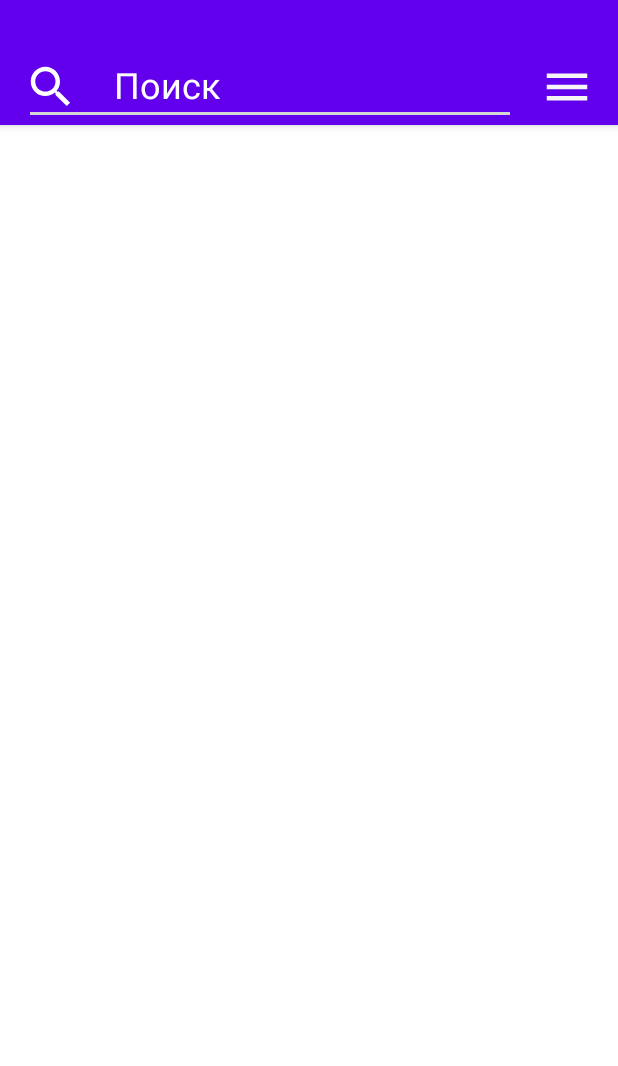
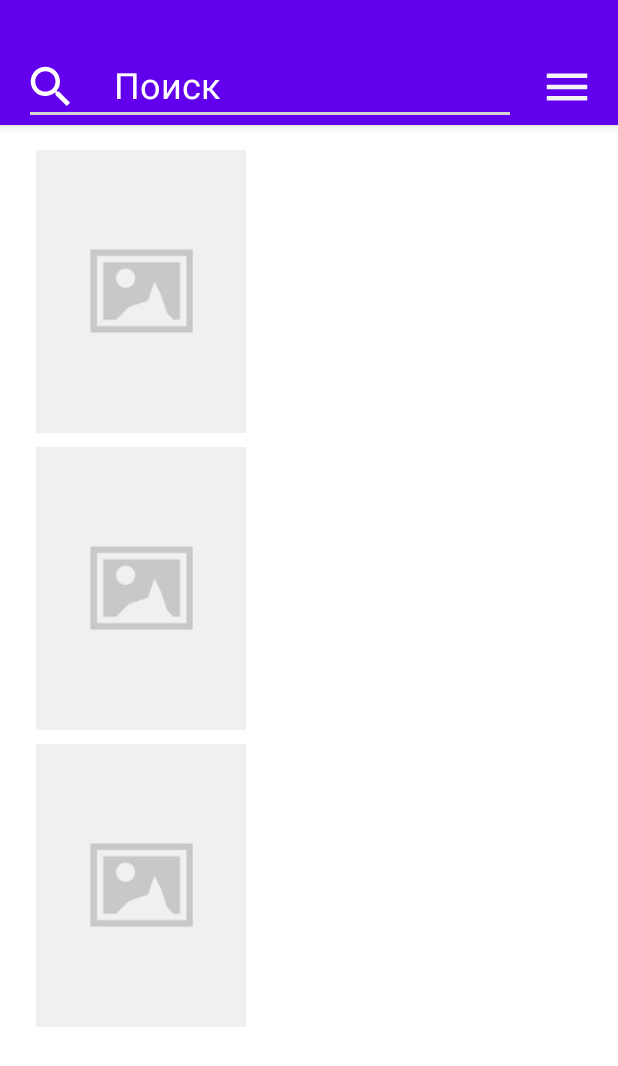
Before and after one commit to ToaMatatoa/googlebooks, an Android app: the layout fragment_books.xml on its own in the app's theme, with its tools: preview values and no code run, on a phone screen of 412 x 824 dp. Shown: the top 1066 px of the screen. Run offline under Robolectric (Android 15) with nearby library versions, the phone set to English and light mode, and no system bars.

Commit message:
Added Adapter.kt, img_placeholder.png, rv_item.xml, UseCase.kt, ViewModel.kt Changed build.gradle, DataModule.kt, fragment_books.xml, fragment_settings.xml, MainActivity.kt, Repository.kt, UIModule.kt

```diff
--- a/app/build.gradle
+++ b/app/build.gradle
@@ -71,4 +71,6 @@ dependencies {
     implementation("androidx.navigation:navigation-dynamic-features-fragment:2.3.5")
     androidTestImplementation("androidx.navigation:navigation-testing:2.3.5")
     implementation("androidx.navigation:navigation-compose:2.4.0-alpha04")
+    //glide
+    implementation 'com.github.bumptech.glide:glide:4.11.0'
 }
--- a/app/src/main/java/com/example/googlebooks/MainActivity.kt
+++ b/app/src/main/java/com/example/googlebooks/MainActivity.kt
@@ -26,11 +26,11 @@ class MainActivity : AppCompatActivity(), KodeinAware {
 
     override fun onCreate(savedInstanceState: Bundle?) {
         super.onCreate(savedInstanceState)
+        kodeinTrigger.trigger()
+
         binding = ActivityMainBinding.inflate(layoutInflater)
         val view = binding.root
         setContentView(view)
-
-        kodeinTrigger.trigger()
 
         val navHostFragment = supportFragmentManager.findFragmentById(R.id.nav_host_fragment) as NavHostFragment
         navController = navHostFragment.findNavController()
--- a/app/src/main/java/com/example/googlebooks/di/UIModule.kt
+++ b/app/src/main/java/com/example/googlebooks/di/UIModule.kt
@@ -1,10 +1,15 @@
 package com.example.googlebooks.di
 
+import com.example.googlebooks.ui.ViewModel
 import org.kodein.di.Kodein
+import org.kodein.di.generic.bind
+import org.kodein.di.generic.instance
+import org.kodein.di.generic.provider
 
 object UIModule {
 
     val uiModule = Kodein.Module("ui module", false) {
 
+        bind() from provider { ViewModel(instance()) }
     }
 }
--- a/app/src/main/java/com/example/googlebooks/domain/BooksRepository.kt
+++ b/app/src/main/java/com/example/googlebooks/domain/UseCase.kt
@@ -1,12 +1,11 @@
 package com.example.googlebooks.domain
 
-import com.example.googlebooks.data.RemoteDataStore
 import com.example.googlebooks.data.model.ResponseBooks
 import io.reactivex.Single
 
-class BooksRepository(private val remoteDataStore: RemoteDataStore) {
+class UseCase(private val repository: Repository) {
 
     fun getBooksList(): Single<List<ResponseBooks.Items>> {
-        return remoteDataStore.getBooksList()
+        return repository.getBooksList()
     }
 }
--- a/app/src/main/res/layout/fragment_books.xml
+++ b/app/src/main/res/layout/fragment_books.xml
@@ -1,6 +1,7 @@
 <?xml version="1.0" encoding="utf-8"?>
 <androidx.constraintlayout.widget.ConstraintLayout xmlns:android="http://schemas.android.com/apk/res/android"
     xmlns:app="http://schemas.android.com/apk/res-auto"
+    xmlns:tools="http://schemas.android.com/tools"
     android:layout_width="match_parent"
     android:layout_height="match_parent">
 
@@ -53,8 +54,8 @@
                 android:layout_width="wrap_content"
                 android:layout_height="wrap_content"
                 android:paddingTop="4dp"
+                android:src="@drawable/ic_close"
                 android:visibility="invisible"
-                android:src="@drawable/ic_close"
                 app:layout_constraintEnd_toEndOf="@id/et_search"
                 app:layout_constraintTop_toTopOf="parent" />
 
@@ -72,4 +73,31 @@
 
     </androidx.appcompat.widget.Toolbar>
 
+    <androidx.core.widget.NestedScrollView
+        android:id="@+id/nsv_settings"
+        android:layout_width="match_parent"
+        android:layout_height="wrap_content"
+        android:layout_marginTop="8dp"
+        android:fillViewport="true"
+        app:layout_constraintEnd_toEndOf="parent"
+        app:layout_constraintStart_toStartOf="parent"
+        app:layout_constraintTop_toBottomOf="@id/toolbar_books">
+
+        <LinearLayout
+            android:layout_width="match_parent"
+            android:layout_height="match_parent"
+            android:orientation="vertical">
+
+            <androidx.recyclerview.widget.RecyclerView
+                android:id="@+id/rv_list"
+                android:layout_width="match_parent"
+                android:layout_height="match_parent"
+                android:padding="8dp"
+                android:scrollbars="vertical"
+                tools:listitem="@layout/rv_item" />
+
+        </LinearLayout>
+
+    </androidx.core.widget.NestedScrollView>
+
 </androidx.constraintlayout.widget.ConstraintLayout>
--- /dev/null
+++ b/app/src/main/res/layout/rv_item.xml
@@ -0,0 +1,42 @@
+<?xml version="1.0" encoding="utf-8"?>
+<androidx.constraintlayout.widget.ConstraintLayout xmlns:android="http://schemas.android.com/apk/res/android"
+    xmlns:app="http://schemas.android.com/apk/res-auto"
+    xmlns:tool="http://schemas.android.com/tools"
+    android:layout_width="match_parent"
+    android:layout_height="wrap_content"
+    android:paddingHorizontal="16dp"
+    android:paddingBottom="8dp">
+
+    <ImageView
+        android:id="@+id/iv_book_image"
+        android:layout_width="140dp"
+        android:layout_height="190dp"
+        android:layout_marginBottom="4dp"
+        android:src="@drawable/img_placeholder"
+        app:layout_constraintStart_toStartOf="parent"
+        app:layout_constraintTop_toTopOf="parent"
+        tool:src="@drawable/img_placeholder" />
+
+    <TextView
+        android:id="@+id/tv_book_title"
+        android:layout_width="wrap_content"
+        android:layout_height="wrap_content"
+        android:layout_marginStart="8dp"
+        android:maxLines="3"
+        android:textSize="20sp"
+        app:layout_constraintStart_toEndOf="@id/iv_book_image"
+        app:layout_constraintTop_toTopOf="parent"
+        tool:text="Gfsklfmsfklefkl" />
+
+    <TextView
+        android:id="@+id/tv_book_author"
+        android:layout_width="wrap_content"
+        android:layout_height="wrap_content"
+        android:layout_marginStart="8dp"
+        android:maxLines="2"
+        android:textSize="20sp"
+        app:layout_constraintStart_toEndOf="@id/iv_book_image"
+        app:layout_constraintTop_toBottomOf="@id/tv_book_title"
+        tool:text="fsfsfsafqwfqwfwqfwqfqwf" />
+
+</androidx.constraintlayout.widget.ConstraintLayout>
```
Also changed, not shown: app/src/main/java/com/example/googlebooks/di/DataModule.kt (+27 -0 lines), app/src/main/java/com/example/googlebooks/domain/Repository.kt (added, +12 -0 lines), app/src/main/java/com/example/googlebooks/ui/Adapter.kt (added, +52 -0 lines), app/src/main/java/com/example/googlebooks/ui/ViewModel.kt (added, +34 -0 lines), app/src/main/res/layout/fragment_settings.xml (+23 -2 lines), app/src/main/res/drawable/img_placeholder.png (added).
